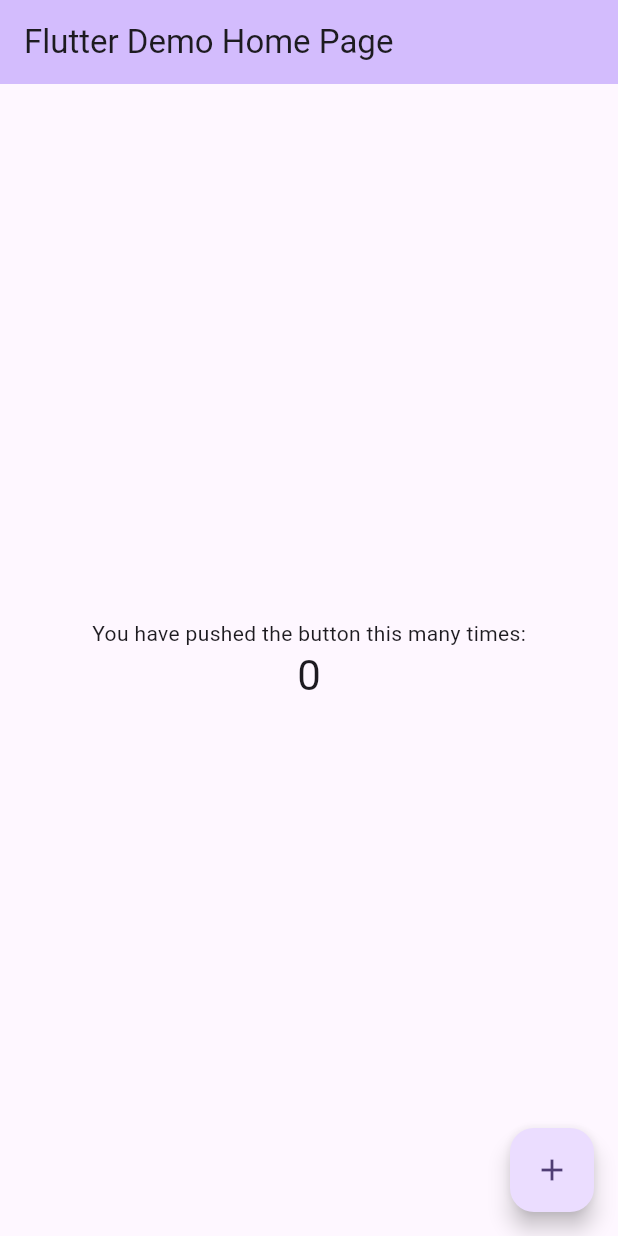
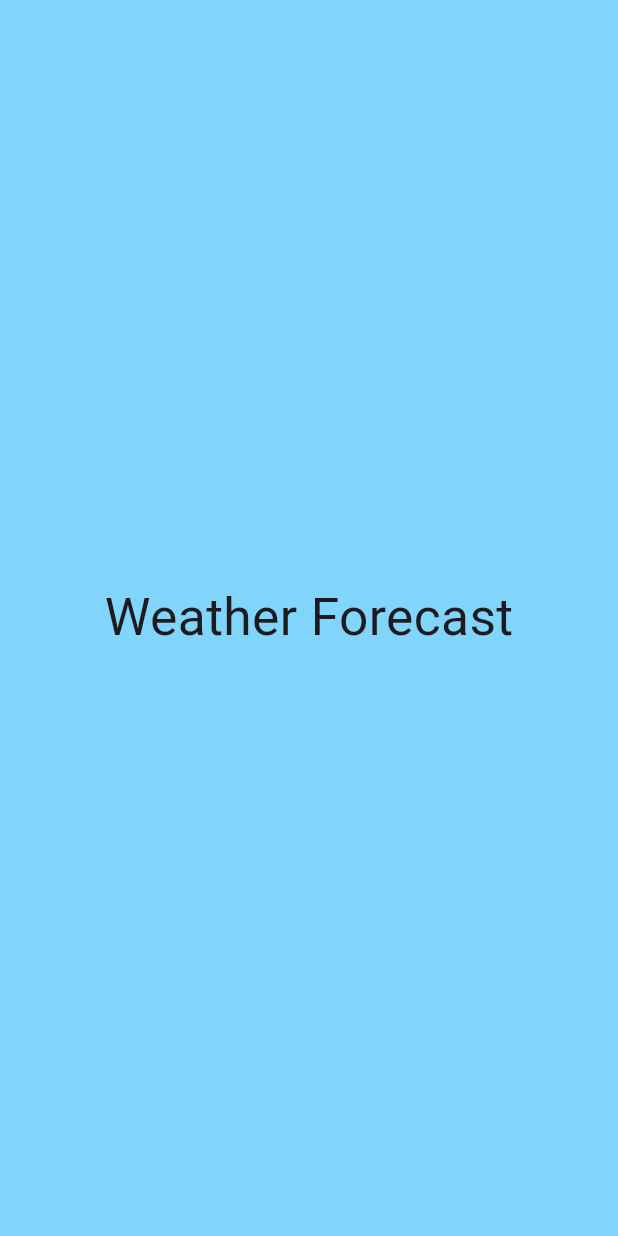
Before and after one commit to Abidullah11021/weather-forecast, a Flutter app: the screen it shows after launch, on a phone screen of 412 x 824 dp. Run offline on Flutter 3.47's test engine with Material 3 defaults, Android fonts, the phone set to English and light mode, and no system bars; our stand-ins replace flutter_screenutil, get.

Commit message:
project set according to getx and added splash and home pages

```diff
--- /dev/null
+++ b/lib/app/modules/splash/views/splash_view.dart
@@ -0,0 +1,22 @@
+import 'package:flutter/material.dart';
+import 'package:flutter_screenutil/flutter_screenutil.dart';
+
+import 'package:get/get.dart';
+
+import '../controllers/splash_controller.dart';
+
+class SplashView extends GetView<SplashController> {
+  const SplashView({super.key});
+  @override
+  Widget build(BuildContext context) {
+    return Scaffold(
+      backgroundColor: Colors.lightBlue[200],
+      body: Center(
+        child: Text(
+          'Weather Forecast',
+          style: TextStyle(fontSize: 30.sp),
+        ),
+      ),
+    );
+  }
+}
--- /dev/null
+++ b/lib/app/routes/app_pages.dart
@@ -0,0 +1,27 @@
+import 'package:get/get.dart';
+
+import '../modules/home/bindings/home_binding.dart';
+import '../modules/home/views/home_view.dart';
+import '../modules/splash/bindings/splash_binding.dart';
+import '../modules/splash/views/splash_view.dart';
+
+part 'app_routes.dart';
+
+class AppPages {
+  AppPages._();
+
+  static const INITIAL = Routes.SPLASH;
+
+  static final routes = [
+    GetPage(
+      name: _Paths.SPLASH,
+      page: () => const SplashView(),
+      binding: SplashBinding(),
+    ),
+    GetPage(
+      name: _Paths.HOME,
+      page: () => const HomeView(),
+      binding: HomeBinding(),
+    ),
+  ];
+}
--- /dev/null
+++ b/lib/app/routes/app_routes.dart
@@ -0,0 +1,14 @@
+part of 'app_pages.dart';
+// DO NOT EDIT. This is code generated via package:get_cli/get_cli.dart
+
+abstract class Routes {
+  Routes._();
+  static const SPLASH = _Paths.SPLASH;
+  static const HOME = _Paths.HOME;
+}
+
+abstract class _Paths {
+  _Paths._();
+  static const SPLASH = '/splash';
+  static const HOME = '/home';
+}
--- a/lib/main.dart
+++ b/lib/main.dart
@@ -1,125 +1,27 @@
 import 'package:flutter/material.dart';
+import 'package:flutter_screenutil/flutter_screenutil.dart';
+import 'package:get/get_navigation/src/root/get_material_app.dart';
+import 'package:weather_forecast/app/routes/app_pages.dart';
 
-void main() {
+void main() async {
+  WidgetsFlutterBinding.ensureInitialized();
+
   runApp(const MyApp());
 }
 
 class MyApp extends StatelessWidget {
   const MyApp({super.key});
 
-  // This widget is the root of your application.
   @override
   Widget build(BuildContext context) {
-    return MaterialApp(
-      title: 'Flutter Demo',
-      theme: ThemeData(
-        // This is the theme of your application.
-        //
-        // TRY THIS: Try running your application with "flutter run". You'll see
-        // the application has a purple toolbar. Then, without quitting the app,
-        // try changing the seedColor in the colorScheme below to Colors.green
-        // and then invoke "hot reload" (save your changes or press the "hot
-        // reload" button in a Flutter-supported IDE, or press "r" if you used
-        // the command line to start the app).
-        //
-        // Notice that the counter didn't reset back to zero; the application
-        // state is not lost during the reload. To reset the state, use hot
-        // restart instead.
-        //
-        // This works for code too, not just values: Most code changes can be
-        // tested with just a hot reload.
-        colorScheme: ColorScheme.fromSeed(seedColor: Colors.deepPurple),
-        useMaterial3: true,
+    return ScreenUtilInit(
+      designSize: const Size(360, 800),
+      builder: (_, __) => GetMaterialApp(
+        debugShowCheckedModeBanner: false,
+        title: "Application",
+        initialRoute: AppPages.INITIAL,
+        getPages: AppPages.routes,
       ),
-      home: const MyHomePage(title: 'Flutter Demo Home Page'),
     );
   }
 }
-
-class MyHomePage extends StatefulWidget {
-  const MyHomePage({super.key, required this.title});
-
-  // This widget is the home page of your application. It is stateful, meaning
-  // that it has a State object (defined below) that contains fields that affect
-  // how it looks.
-
-  // This class is the configuration for the state. It holds the values (in this
-  // case the title) provided by the parent (in this case the App widget) and
-  // used by the build method of the State. Fields in a Widget subclass are
-  // always marked "final".
-
-  final String title;
-
-  @override
-  State<MyHomePage> createState() => _MyHomePageState();
-}
-
-class _MyHomePageState extends State<MyHomePage> {
-  int _counter = 0;
-
-  void _incrementCounter() {
-    setState(() {
-      // This call to setState tells the Flutter framework that something has
-      // changed in this State, which causes it to rerun the build method below
-      // so that the display can reflect the updated values. If we changed
-      // _counter without calling setState(), then the build method would not be
-      // called again, and so nothing would appear to happen.
-      _counter++;
-    });
-  }
-
-  @override
-  Widget build(BuildContext context) {
-    // This method is rerun every time setState is called, for instance as done
-    // by the _incrementCounter method above.
-    //
-    // The Flutter framework has been optimized to make rerunning build methods
-    // fast, so that you can just rebuild anything that needs updating rather
-    // than having to individually change instances of widgets.
-    return Scaffold(
-      appBar: AppBar(
-        // TRY THIS: Try changing the color here to a specific color (to
-        // Colors.amber, perhaps?) and trigger a hot reload to see the AppBar
-        // change color while the other colors stay the same.
-        backgroundColor: Theme.of(context).colorScheme.inversePrimary,
-        // Here we take the value from the MyHomePage object that was created by
-        // the App.build method, and use it to set our appbar title.
-        title: Text(widget.title),
-      ),
-      body: Center(
-        // Center is a layout widget. It takes a single child and positions it
-        // in the middle of the parent.
-        child: Column(
-          // Column is also a layout widget. It takes a list of children and
-          // arranges them vertically. By default, it sizes itself to fit its
-          // children horizontally, and tries to be as tall as its parent.
-          //
-          // Column has various properties to control how it sizes itself and
-          // how it positions its children. Here we use mainAxisAlignment to
-          // center the children vertically; the main axis here is the vertical
-          // axis because Columns are vertical (the cross axis would be
-          // horizontal).
-          //
-          // TRY THIS: Invoke "debug painting" (choose the "Toggle Debug Paint"
-          // action in the IDE, or press "p" in the console), to see the
-          // wireframe for each widget.
-          mainAxisAlignment: MainAxisAlignment.center,
-          children: <Widget>[
-            const Text(
-              'You have pushed the button this many times:',
-            ),
-            Text(
-              '$_counter',
-              style: Theme.of(context).textTheme.headlineMedium,
-            ),
-          ],
-        ),
-      ),
-      floatingActionButton: FloatingActionButton(
-        onPressed: _incrementCounter,
-        tooltip: 'Increment',
-        child: const Icon(Icons.add),
-      ), // This trailing comma makes auto-formatting nicer for build methods.
-    );
-  }
-}
```
Also changed, not shown: lib/app/modules/home/bindings/home_binding.dart (added, +12 -0 lines), lib/app/modules/home/controllers/home_controller.dart (added, +23 -0 lines), lib/app/modules/home/views/home_view.dart (added, +24 -0 lines), lib/app/modules/splash/bindings/splash_binding.dart (added, +12 -0 lines), lib/app/modules/splash/controllers/splash_controller.dart (added, +12 -0 lines), pubspec.yaml (+6 -75 lines), pubspec.lock.
